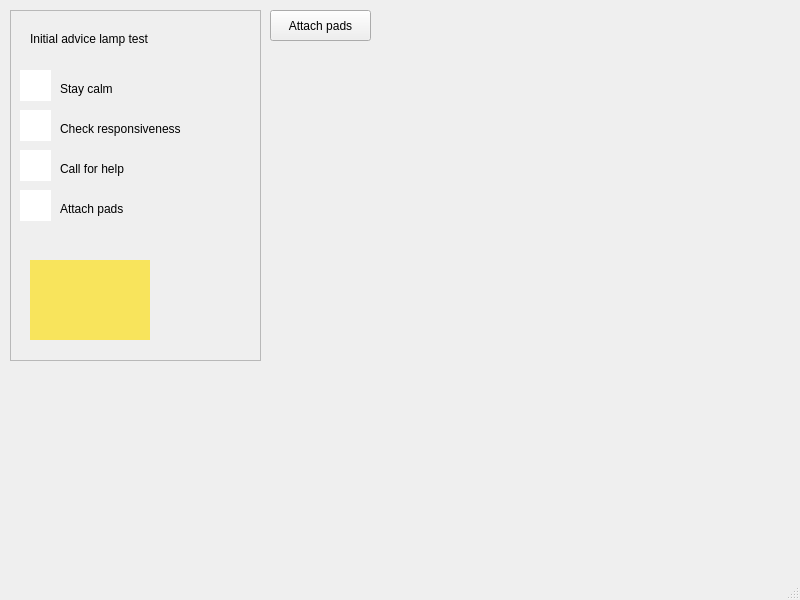
The window that mainwindow.ui (nicwatson/aed-project) describes before a commit, drawn with Qt 5.
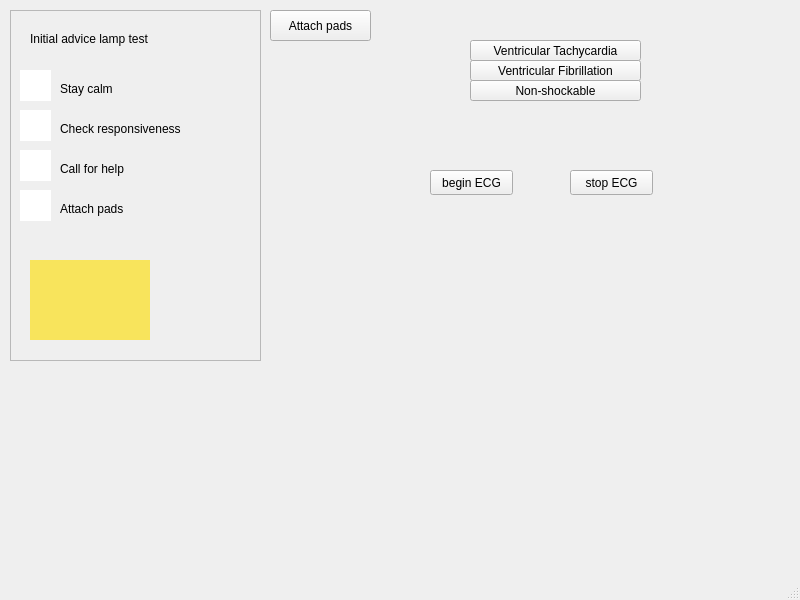
The same window after the commit. Custom widgets are drawn as their Qt base class.

Commit message: Add LCD Display class, signals, slots and pictures

```diff
--- a/mainwindow.ui
+++ b/mainwindow.ui
@@ -173,6 +173,84 @@
      <string>Attach pads</string>
     </property>
    </widget>
+   <widget class="QLabel" name="ecgWaveform">
+    <property name="geometry">
+     <rect>
+      <x>370</x>
+      <y>210</y>
+      <width>241</width>
+      <height>211</height>
+     </rect>
+    </property>
+    <property name="text">
+     <string/>
+    </property>
+   </widget>
+   <widget class="QPushButton" name="beginECGButton">
+    <property name="geometry">
+     <rect>
+      <x>430</x>
+      <y>170</y>
+      <width>83</width>
+      <height>25</height>
+     </rect>
+    </property>
+    <property name="text">
+     <string>begin ECG</string>
+    </property>
+   </widget>
+   <widget class="QPushButton" name="stopECGButton">
+    <property name="geometry">
+     <rect>
+      <x>570</x>
+      <y>170</y>
+      <width>83</width>
+      <height>25</height>
+     </rect>
+    </property>
+    <property name="text">
+     <string>stop ECG</string>
+    </property>
+   </widget>
+   <widget class="QPushButton" name="tachyButton">
+    <property name="geometry">
+     <rect>
+      <x>470</x>
+      <y>40</y>
+      <width>171</width>
+      <height>21</height>
+     </rect>
+    </property>
+    <property name="text">
+     <string>Ventricular Tachycardia</string>
+    </property>
+   </widget>
+   <widget class="QPushButton" name="fibButton">
+    <property name="geometry">
+     <rect>
+      <x>470</x>
+      <y>60</y>
+      <width>171</width>
+      <height>21</height>
+     </rect>
+    </property>
+    <property name="text">
+     <string>Ventricular Fibrillation</string>
+    </property>
+   </widget>
+   <widget class="QPushButton" name="nonShockableButton">
+    <property name="geometry">
+     <rect>
+      <x>470</x>
+      <y>80</y>
+      <width>171</width>
+      <height>21</height>
+     </rect>
+    </property>
+    <property name="text">
+     <string>Non-shockable</string>
+    </property>
+   </widget>
   </widget>
   <widget class="QMenuBar" name="menubar">
    <property name="geometry">
```
The commit also changes 9 other files.
